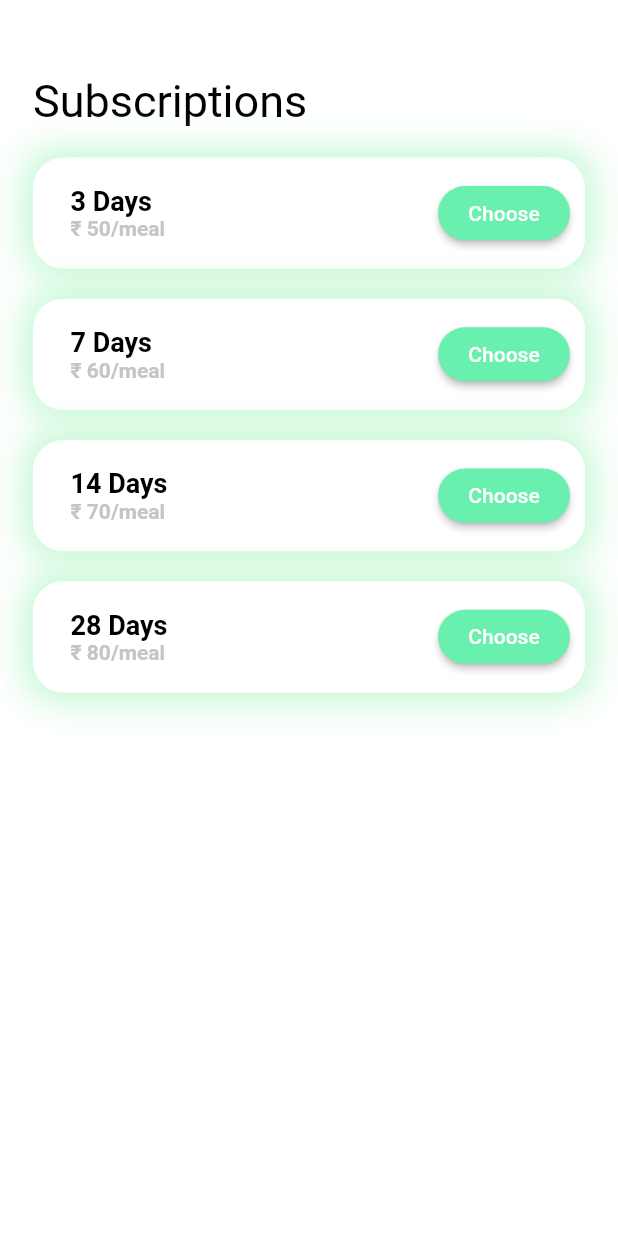
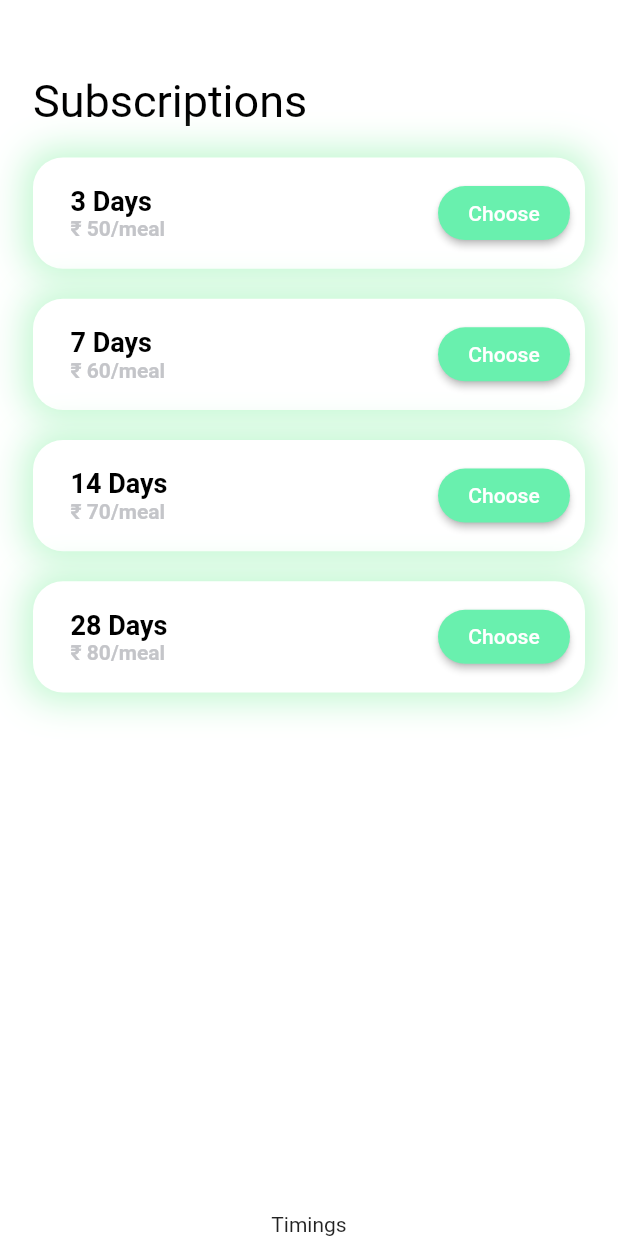
Before and after one commit to fzserver/FoodiFi, a Flutter app: the Subscriptions screen opened by its route, on a phone screen of 412 x 824 dp. Run offline on Flutter 3.47's test engine with Material 2 defaults, Android fonts, the phone set to English and light mode, and no system bars; our stand-ins replace cached_network_image, connectivity, firebase_auth, firebase_crashlytics, flutter_rating_bar, google_sign_in and 4 more; accounts and stored records are empty; network calls fail; Roboto replaces fonts that are missing (google).

Commit message:
FoodiFi fix: Bugs Fixed

```diff
--- a/lib/pages/subscriptions/subscriptions.dart
+++ b/lib/pages/subscriptions/subscriptions.dart
@@ -28,8 +28,18 @@ class _SubscriptionsState extends State<Subscriptions> {
               Flexible(
                 child: SubsMenu(),
               ),
+              SizedBox(
+                height: 20.0,
+              ),
+              timeChips(),
             ],
           ),
         ),
       );
 }
+
+Widget timeChips() {
+  return Container(
+    child: Text('Timings'),
+  );
+}
```
Also changed, not shown: 1 other file.
